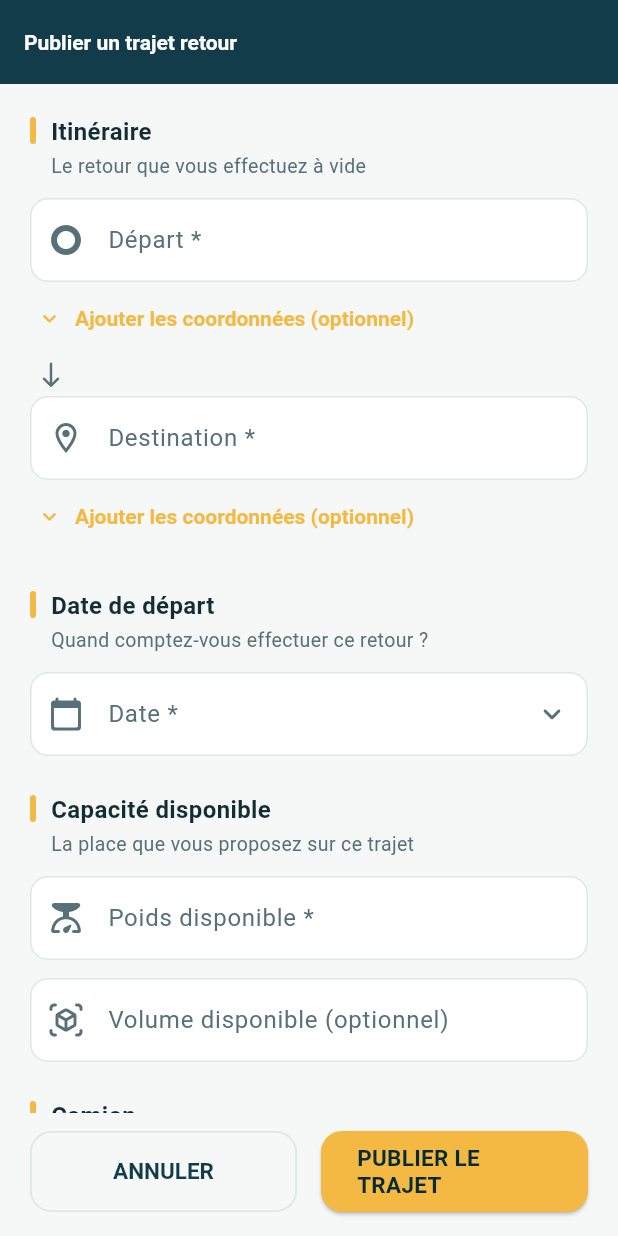
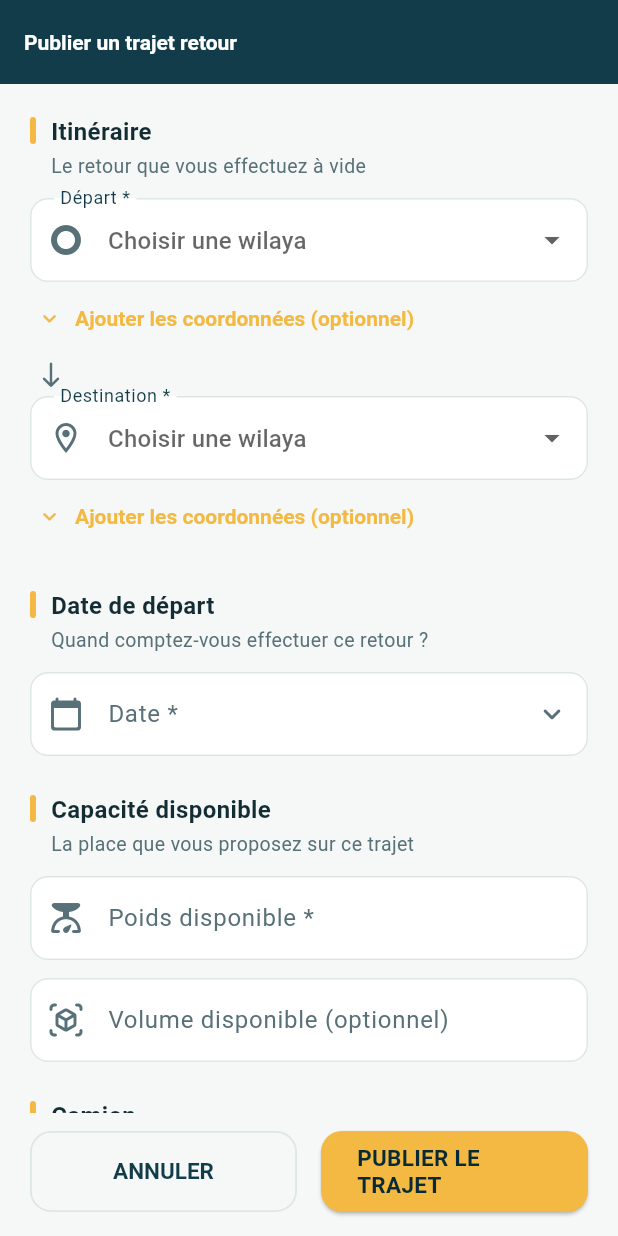
Before and after one commit to morty07-os/camoins, a Flutter app: the PublishReturnTripPage screen opened by its route, on a phone screen of 412 x 824 dp. Run offline on Flutter 3.47's test engine with Material 3 defaults, Android fonts, the phone set to English and light mode, and no system bars; our stand-ins replace flutter_riverpod, go_router, shared_preferences, socket_io_client; accounts and stored records are empty; network calls fail.

Commit message:
wilaya 1

```diff
--- /dev/null
+++ b/frontend/lib/constants/algerian_wilayas.dart
@@ -0,0 +1,61 @@
+/// The 58 Algerian wilayas, ordered by their official administrative number.
+const algerianWilayas = <String>[
+  'Adrar',
+  'Chlef',
+  'Laghouat',
+  'Oum El Bouaghi',
+  'Batna',
+  'Béjaïa',
+  'Biskra',
+  'Béchar',
+  'Blida',
+  'Bouira',
+  'Tamanrasset',
+  'Tébessa',
+  'Tlemcen',
+  'Tiaret',
+  'Tizi Ouzou',
+  'Alger',
+  'Djelfa',
+  'Jijel',
+  'Sétif',
+  'Saïda',
+  'Skikda',
+  'Sidi Bel Abbès',
+  'Annaba',
+  'Guelma',
+  'Constantine',
+  'Médéa',
+  'Mostaganem',
+  "M'Sila",
+  'Mascara',
+  'Ouargla',
+  'Oran',
+  'El Bayadh',
+  'Illizi',
+  'Bordj Bou Arréridj',
+  'Boumerdès',
+  'El Tarf',
+  'Tindouf',
+  'Tissemsilt',
+  'El Oued',
+  'Khenchela',
+  'Souk Ahras',
+  'Tipaza',
+  'Mila',
+  'Aïn Defla',
+  'Naâma',
+  'Aïn Témouchent',
+  'Ghardaïa',
+  'Relizane',
+  'Timimoun',
+  'Bordj Badji Mokhtar',
+  'Ouled Djellal',
+  'Béni Abbès',
+  'In Salah',
+  'In Guezzam',
+  'Touggourt',
+  'Djanet',
+  "El M'Ghair",
+  'El Meniaa',
+];
--- a/frontend/lib/widgets/location_field.dart
+++ b/frontend/lib/widgets/location_field.dart
@@ -1,6 +1,7 @@
 import 'package:flutter/material.dart';
+import '../constants/algerian_wilayas.dart';
 
-/// A city name field with an optional expandable latitude/longitude section.
+/// A wilaya selector with an optional expandable latitude/longitude section.
 class LocationField extends StatefulWidget {
   final String label;
   final String hint;
@@ -67,16 +68,36 @@ class LocationFieldState extends State<LocationField> {
 
   @override
   Widget build(BuildContext context) {
+    final selectedWilaya = algerianWilayas.contains(widget.controller.text)
+        ? widget.controller.text
+        : null;
+
     return Column(
       crossAxisAlignment: CrossAxisAlignment.start,
       children: [
-        TextField(
-          controller: widget.controller,
+        DropdownButtonFormField<String>(
+          key: ValueKey('${widget.label}-$selectedWilaya'),
+          initialValue: selectedWilaya,
+          isExpanded: true,
           decoration: InputDecoration(
             labelText: widget.label,
-            hintText: widget.hint,
+            hintText: 'Choisir une wilaya',
             prefixIcon: Icon(widget.icon),
           ),
+          items: algerianWilayas
+              .map(
+                (wilaya) => DropdownMenuItem(
+                  value: wilaya,
+                  child: Text(wilaya, overflow: TextOverflow.ellipsis),
+                ),
+              )
+              .toList(),
+          onChanged: (value) {
+            setState(() => widget.controller.text = value ?? '');
+          },
+          validator: (value) => value == null
+              ? 'Veuillez choisir une wilaya'
+              : null,
         ),
         TextButton.icon(
           onPressed: () {
```
Also changed, not shown: frontend/lib/pages/profile_page.dart (+25 -9 lines), frontend/lib/pages/trip_search_results_page.dart (+54 -26 lines), 3 other files.
